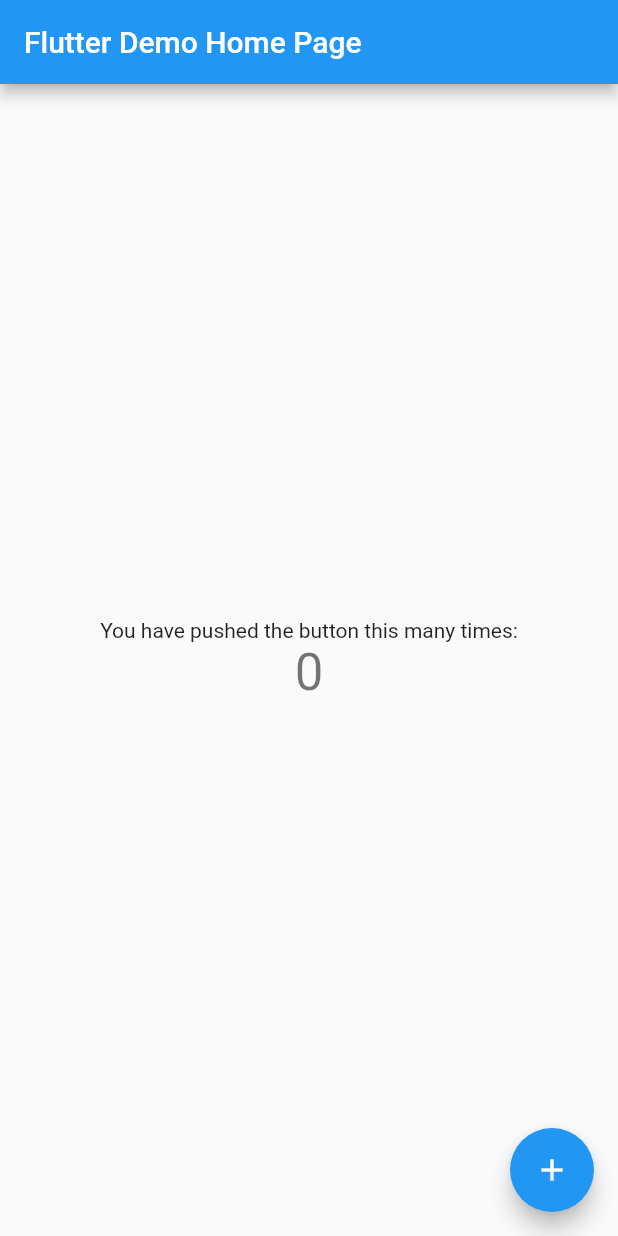
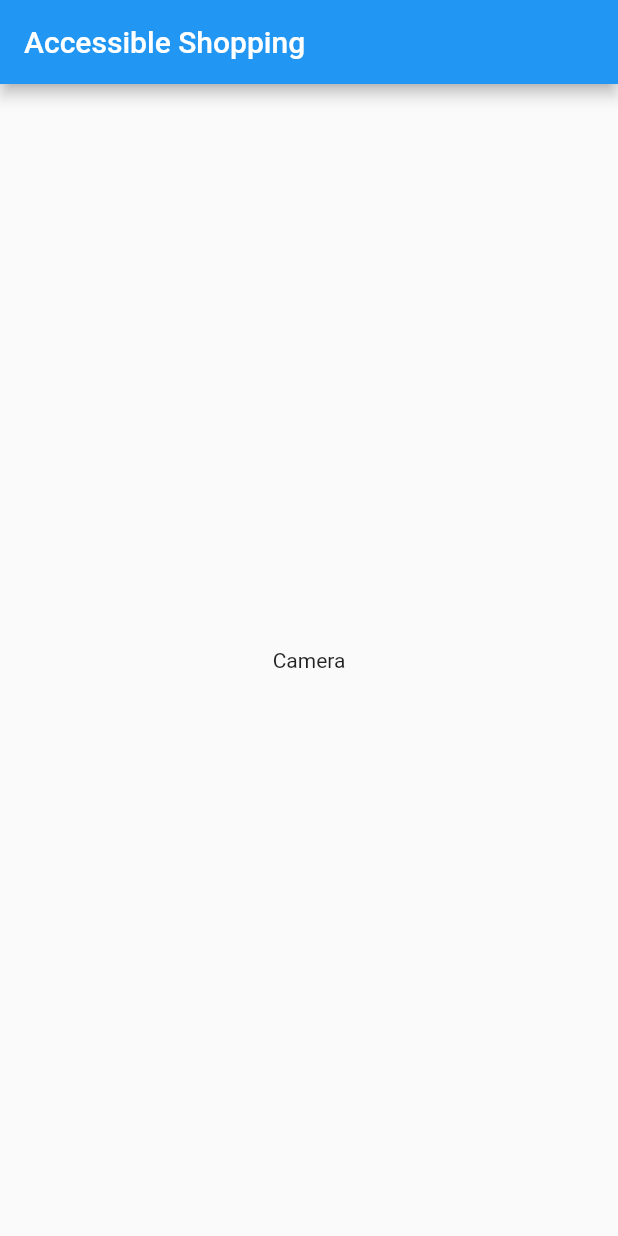
Before and after one commit to aksharpatel47/accessible-shopping, a Flutter app: the screen it shows after launch, on a phone screen of 412 x 824 dp. Run offline on Flutter 3.47's test engine with Material 2 defaults, Android fonts, the phone set to English and light mode, and no system bars.

Commit message:
feat: setup camera plugin
Resolves: #2

```diff
--- a/mobile_app/lib/main.dart
+++ b/mobile_app/lib/main.dart
@@ -7,7 +7,7 @@
   @override
   Widget build(BuildContext context) {
     return MaterialApp(
-      title: 'Flutter Demo',
+      title: 'Accessible Shopping',
       theme: ThemeData(
         // This is the theme of your application.
         //
@@ -20,92 +20,21 @@
         // is not restarted.
         primarySwatch: Colors.blue,
       ),
-      home: MyHomePage(title: 'Flutter Demo Home Page'),
+      home: HomePage(),
     );
   }
 }
 
-class MyHomePage extends StatefulWidget {
-  MyHomePage({Key key, this.title}) : super(key: key);
-
-  // This widget is the home page of your application. It is stateful, meaning
-  // that it has a State object (defined below) that contains fields that affect
-  // how it looks.
-
-  // This class is the configuration for the state. It holds the values (in this
-  // case the title) provided by the parent (in this case the App widget) and
-  // used by the build method of the State. Fields in a Widget subclass are
-  // always marked "final".
-
-  final String title;
-
-  @override
-  _MyHomePageState createState() => _MyHomePageState();
-}
-
-class _MyHomePageState extends State<MyHomePage> {
-  int _counter = 0;
-
-  void _incrementCounter() {
-    setState(() {
-      // This call to setState tells the Flutter framework that something has
-      // changed in this State, which causes it to rerun the build method below
-      // so that the display can reflect the updated values. If we changed
-      // _counter without calling setState(), then the build method would not be
-      // called again, and so nothing would appear to happen.
-      _counter++;
-    });
-  }
-
+class HomePage extends StatelessWidget {
   @override
   Widget build(BuildContext context) {
-    // This method is rerun every time setState is called, for instance as done
-    // by the _incrementCounter method above.
-    //
-    // The Flutter framework has been optimized to make rerunning build methods
-    // fast, so that you can just rebuild anything that needs updating rather
-    // than having to individually change instances of widgets.
     return Scaffold(
       appBar: AppBar(
-        // Here we take the value from the MyHomePage object that was created by
-        // the App.build method, and use it to set our appbar title.
-        title: Text(widget.title),
+        title: Text("Accessible Shopping"),
       ),
       body: Center(
-        // Center is a layout widget. It takes a single child and positions it
-        // in the middle of the parent.
-        child: Column(
-          // Column is also layout widget. It takes a list of children and
-          // arranges them vertically. By default, it sizes itself to fit its
-          // children horizontally, and tries to be as tall as its parent.
-          //
-          // Invoke "debug painting" (press "p" in the console, choose the
-          // "Toggle Debug Paint" action from the Flutter Inspector in Android
-          // Studio, or the "Toggle Debug Paint" command in Visual Studio Code)
-          // to see the wireframe for each widget.
-          //
-          // Column has various properties to control how it sizes itself and
-          // how it positions its children. Here we use mainAxisAlignment to
-          // center the children vertically; the main axis here is the vertical
-          // axis because Columns are vertical (the cross axis would be
-          // horizontal).
-          mainAxisAlignment: MainAxisAlignment.center,
-          children: <Widget>[
-            Text(
-              'You have pushed the button this many times:',
-            ),
-            Text(
-              '$_counter',
-              style: Theme.of(context).textTheme.display1,
-            ),
-          ],
-        ),
+        child: Text("Camera"),
       ),
-      floatingActionButton: FloatingActionButton(
-        onPressed: _incrementCounter,
-        tooltip: 'Increment',
-        child: Icon(Icons.add),
-      ), // This trailing comma makes auto-formatting nicer for build methods.
     );
   }
 }
```
Also changed, not shown: mobile_app/pubspec.yaml (+2 -7 lines), mobile_app/pubspec.lock, 2 other files.
